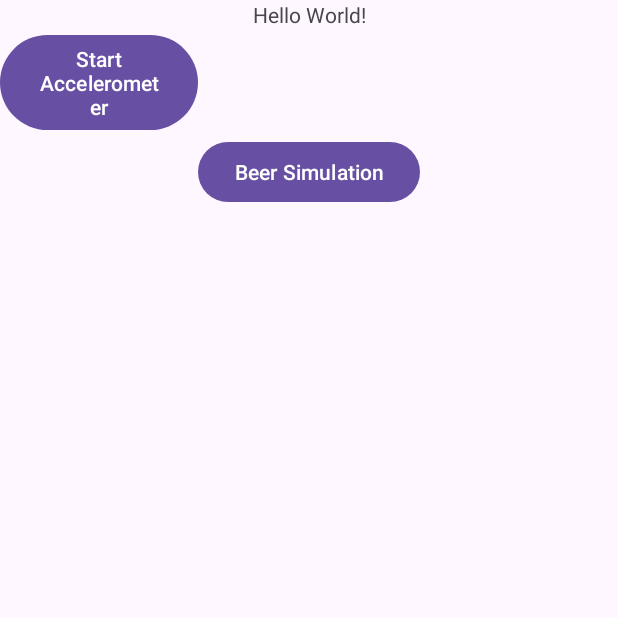
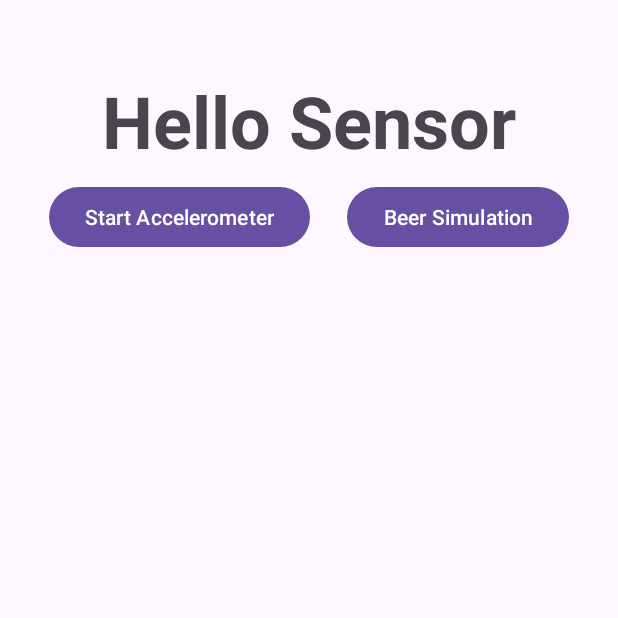
Before and after one commit to Whizma/MAMN01_Hello_Sensor, an Android app: the screen it shows after launch (MainActivity), on a phone screen of 412 x 824 dp, the top half of it. Run offline under Robolectric (Android 15) with nearby library versions, the phone set to English and light mode, and no system bars.

Commit message:
final commit :D

```diff
--- a/app/src/main/AndroidManifest.xml
+++ b/app/src/main/AndroidManifest.xml
@@ -1,7 +1,7 @@
 <?xml version="1.0" encoding="utf-8"?>
 <manifest xmlns:android="http://schemas.android.com/apk/res/android"
     xmlns:tools="http://schemas.android.com/tools">
-
+    <uses-permission android:name="android.permission.VIBRATE"/>
     <uses-feature android:name="android.hardware.sensor.accelerometer" android:required="true" />
     <application
         android:allowBackup="true"
--- a/app/src/main/res/layout/activity_main.xml
+++ b/app/src/main/res/layout/activity_main.xml
@@ -1,37 +1,46 @@
 <?xml version="1.0" encoding="utf-8"?>
-<androidx.constraintlayout.widget.ConstraintLayout xmlns:android="http://schemas.android.com/apk/res/android"
+<androidx.constraintlayout.widget.ConstraintLayout
+    xmlns:android="http://schemas.android.com/apk/res/android"
     xmlns:app="http://schemas.android.com/apk/res-auto"
     xmlns:tools="http://schemas.android.com/tools"
     android:layout_width="match_parent"
     android:layout_height="match_parent"
+    android:padding="16dp"
     tools:context=".MainActivity">
 
     <TextView
-        android:id="@+id/textViewHelloWorld"
-        android:layout_width="wrap_content"
+        android:id="@+id/textViewHelloSensor"
+        android:layout_width="0dp"
         android:layout_height="wrap_content"
-        android:text="Hello World!"
+        android:text="Hello Sensor"
+        android:textSize="48sp"
+        android:textStyle="bold"
+        android:gravity="center"
         app:layout_constraintStart_toStartOf="parent"
         app:layout_constraintEnd_toEndOf="parent"
         app:layout_constraintTop_toTopOf="parent"
-        app:layout_constraintBottom_toTopOf="@id/startButton" />
+        app:layout_constraintBottom_toTopOf="@id/startButton"
+        android:layout_marginTop="32dp" />
 
     <Button
         android:id="@+id/startButton"
-        android:layout_width="0dp"
+        android:layout_width="wrap_content"
         android:layout_height="wrap_content"
         android:text="Start Accelerometer"
+        android:layout_margin="8dp"
         app:layout_constraintStart_toStartOf="parent"
-        app:layout_constraintTop_toBottomOf="@id/textViewHelloWorld"
-        app:layout_constraintEnd_toStartOf="@id/beerButton" />
+        app:layout_constraintTop_toBottomOf="@id/textViewHelloSensor"
+        app:layout_constraintEnd_toStartOf="@id/beerButton"
+        app:layout_constraintHorizontal_chainStyle="spread" />
 
     <Button
         android:id="@+id/beerButton"
         android:layout_width="wrap_content"
         android:layout_height="wrap_content"
         android:text="Beer Simulation"
-        app:layout_constraintTop_toBottomOf="@id/startButton"
-        app:layout_constraintStart_toStartOf="parent"
-        app:layout_constraintEnd_toEndOf="parent" />
+        android:layout_margin="8dp"
+        app:layout_constraintStart_toEndOf="@id/startButton"
+        app:layout_constraintTop_toBottomOf="@id/textViewHelloSensor"
+    app:layout_constraintEnd_toEndOf="parent" />
 
 </androidx.constraintlayout.widget.ConstraintLayout>
```
Also changed, not shown: app/src/main/java/com/example/hellosensor/BeerActivity.java (+74 -7 lines), 1 other file.
